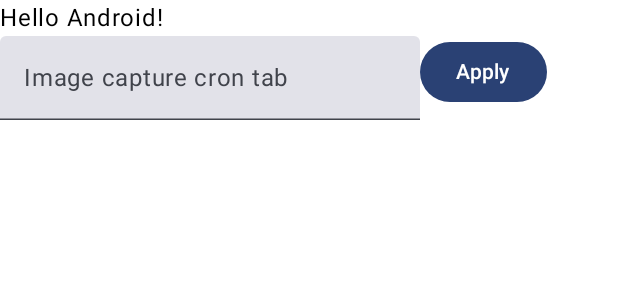
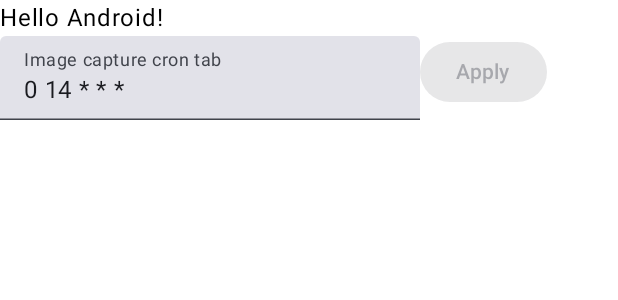
Before and after one commit to ivanlukomskiy/chrono-capture, an Android app built with Jetpack Compose: the @Preview function GreetingPreview, on a phone screen of 412 x 824 dp. Shown: the top 300 px of the screen. Run offline under Robolectric (Android 15) with nearby library versions, the phone set to English and light mode, and no system bars.

Commit message:
cron validation

```diff
--- a/app/src/main/java/com/ivanlukomskiy/chronocapture/MainActivity.kt
+++ b/app/src/main/java/com/ivanlukomskiy/chronocapture/MainActivity.kt
@@ -17,6 +17,7 @@
 import androidx.compose.material3.TextField
 import androidx.compose.runtime.*
 import androidx.compose.ui.Modifier
+import androidx.compose.ui.graphics.Color
 import androidx.compose.ui.platform.LocalContext
 import androidx.compose.ui.tooling.preview.Preview
 import com.ivanlukomskiy.chronocapture.ui.theme.ChronoCaptureTheme
@@ -41,7 +42,14 @@
 @Composable
 fun Greeting(name: String, context: Context, modifier: Modifier = Modifier) {
     val sharedPreferences = context.getSharedPreferences("AppPreferences", Context.MODE_PRIVATE)
-    var text by remember { mutableStateOf(sharedPreferences.getString("cronTab", "") ?: "") }
+    val defaultCron = "0 14 * * *"
+    var text by remember { mutableStateOf(sharedPreferences.getString("cronTab", defaultCron) ?: defaultCron) }
+    var savedCron by remember { mutableStateOf(sharedPreferences.getString("cronTab", defaultCron) ?: defaultCron) }
+    var showError by remember { mutableStateOf(false) }
+
+    fun isValidCronExpression(cronExpression: String): Boolean {
+        return cronExpression.matches("^\\d+ \\d+ \\* \\* \\*$".toRegex())
+    }
 
     Column(modifier = modifier) {
         Text(text = "Hello $name!")
@@ -49,15 +57,32 @@
         Row {
             TextField(
                 value = text,
-                onValueChange = { text = it },
-                label = { Text("Image capture cron tab") }
+                onValueChange = {
+                    text = it
+                    showError = !isValidCronExpression(it)
+                },
+                label = { Text("Image capture cron tab") },
+                isError = showError
             )
 
-            Button(onClick = {
-                sharedPreferences.edit().putString("cronTab", text).apply()
-            }) {
+            Button(
+                onClick = {
+                    if (isValidCronExpression(text)) {
+                        sharedPreferences.edit().putString("cronTab", text).apply()
+                        savedCron = text // Update the savedCron state
+                        showError = false
+                    } else {
+                        showError = true
+                    }
+                },
+                enabled = text != savedCron && isValidCronExpression(text) // Check against savedCron
+            ) {
                 Text("Apply")
             }
+        }
+
+        if (showError) {
+            Text("Invalid cron expression", color = Color.Red)
         }
     }
 }
```
